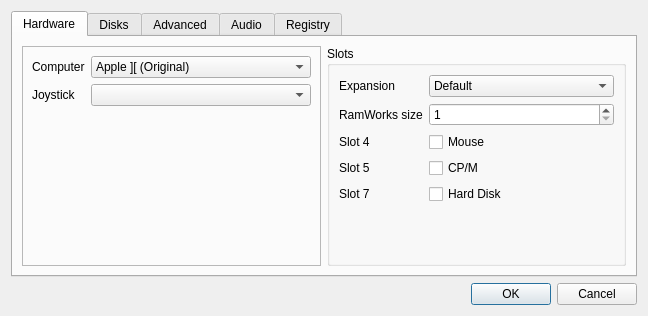
Above: source/frontends/qapple/preferences.ui from AppleWin/AppleWin before the change. Below: the same form after it.
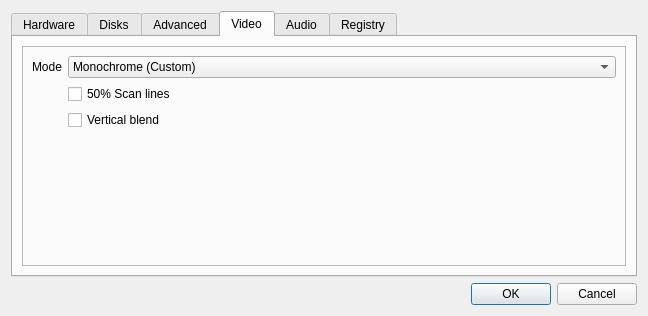
That is the form after the change. The open tabs and pages were chosen to show the change.

Commit message:
Add Video settings.
+ F9 to cycle video modes.

Diff of the .ui file:
```diff
--- a/source/frontends/qapple/preferences.ui
+++ b/source/frontends/qapple/preferences.ui
@@ -385,6 +385,90 @@
        </item>
       </layout>
      </widget>
+     <widget class="QWidget" name="video">
+      <attribute name="title">
+       <string>Video</string>
+      </attribute>
+      <layout class="QGridLayout" name="gridLayout_8">
+       <item row="0" column="0">
+        <widget class="QFrame" name="frame_2">
+         <property name="frameShape">
+          <enum>QFrame::StyledPanel</enum>
+         </property>
+         <property name="frameShadow">
+          <enum>QFrame::Raised</enum>
+         </property>
+         <layout class="QFormLayout" name="formLayout_3">
+          <item row="0" column="0">
+           <widget class="QLabel" name="label_17">
+            <property name="text">
+             <string>Mode</string>
+            </property>
+           </widget>
+          </item>
+          <item row="0" column="1">
+           <widget class="QComboBox" name="video_type">
+            <item>
+             <property name="text">
+              <string>Monochrome (Custom)</string>
+             </property>
+            </item>
+            <item>
+             <property name="text">
+              <string>Color (RGB Monitor)</string>
+             </property>
+            </item>
+            <item>
+             <property name="text">
+              <string>Color (NTSC Monitor)</string>
+             </property>
+            </item>
+            <item>
+             <property name="text">
+              <string>Color TV</string>
+             </property>
+            </item>
+            <item>
+             <property name="text">
+              <string>B&amp;W TV</string>
+             </property>
+            </item>
+            <item>
+             <property name="text">
+              <string>Monochrome (Amber)</string>
+             </property>
+            </item>
+            <item>
+             <property name="text">
+              <string>Monochrome (Green)</string>
+             </property>
+            </item>
+            <item>
+             <property name="text">
+              <string>Monochtome (White)</string>
+             </property>
+            </item>
+           </widget>
+          </item>
+          <item row="1" column="1">
+           <widget class="QCheckBox" name="scan_lines">
+            <property name="text">
+             <string>50% Scan lines</string>
+            </property>
+           </widget>
+          </item>
+          <item row="2" column="1">
+           <widget class="QCheckBox" name="vertical_blend">
+            <property name="text">
+             <string>Vertical blend</string>
+            </property>
+           </widget>
+          </item>
+         </layout>
+        </widget>
+       </item>
+      </layout>
+     </widget>
      <widget class="QWidget" name="audio">
       <attribute name="title">
        <string>Audio</string>
```
The commit also changes 7 other files.
